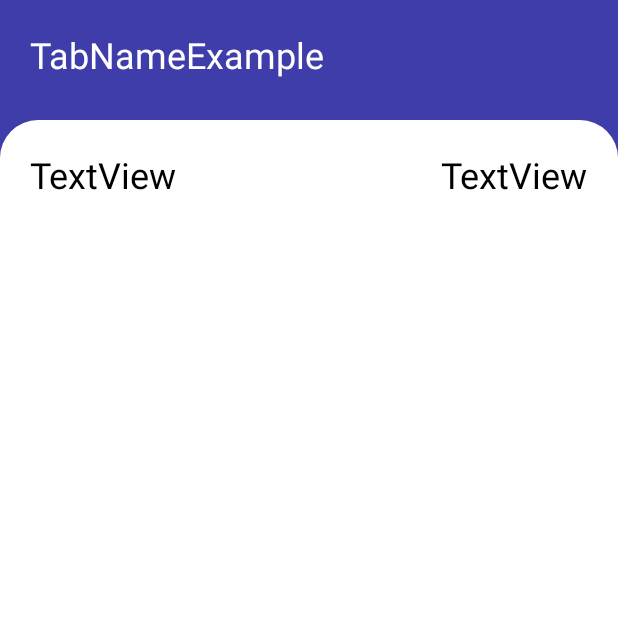
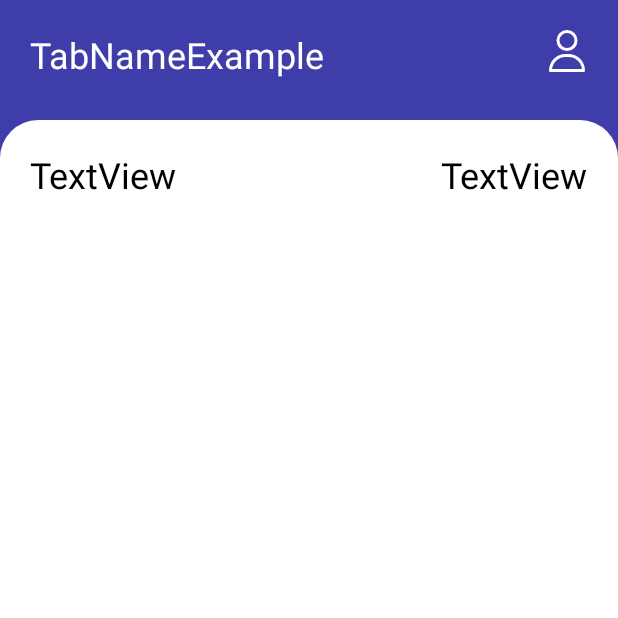
Before and after one commit to cardio-analyst/mobile_app, an Android app: the screen it shows after launch (MainActivity), on a phone screen of 412 x 824 dp, the top half of it. Run offline under Robolectric (Android 15) with nearby library versions, the phone set to English and light mode, and no system bars.

```diff
--- /dev/null
+++ b/app/src/main/java/is/ulstu/cardioanalyst/models/cardiovascular_measures/CardiovascularMeasures.kt
@@ -0,0 +1,4 @@
+package `is`.ulstu.cardioanalyst.models.cardiovascular_measures
+
+class CardiovascularMeasures {
+}
--- /dev/null
+++ b/app/src/main/java/is/ulstu/cardioanalyst/models/cardiovascular_measures/CardiovascularMeasuresDBRepository.kt
@@ -0,0 +1,4 @@
+package `is`.ulstu.cardioanalyst.models.cardiovascular_measures
+
+class CardiovascularMeasuresDBRepository : ICardiovascularMeasuresRepository {
+}
--- /dev/null
+++ b/app/src/main/java/is/ulstu/cardioanalyst/models/cardiovascular_measures/ICardiovascularMeasuresRepository.kt
@@ -0,0 +1,6 @@
+package `is`.ulstu.cardioanalyst.models.cardiovascular_measures
+
+import `is`.ulstu.foundation.model.Repository
+
+interface ICardiovascularMeasuresRepository : Repository {
+}
--- /dev/null
+++ b/app/src/main/java/is/ulstu/cardioanalyst/models/diseases/Diseases.kt
@@ -0,0 +1,3 @@
+package `is`.ulstu.cardioanalyst.models.diseases
+
+class Diseases()
--- /dev/null
+++ b/app/src/main/java/is/ulstu/cardioanalyst/models/diseases/DiseasesDBRepository.kt
@@ -0,0 +1,4 @@
+package `is`.ulstu.cardioanalyst.models.diseases
+
+class DiseasesDBRepository : IDiseasesRepository {
+}
--- /dev/null
+++ b/app/src/main/java/is/ulstu/cardioanalyst/models/diseases/IDiseasesRepository.kt
@@ -0,0 +1,6 @@
+package `is`.ulstu.cardioanalyst.models.diseases
+
+import `is`.ulstu.foundation.model.Repository
+
+interface IDiseasesRepository : Repository {
+}
--- /dev/null
+++ b/app/src/main/java/is/ulstu/cardioanalyst/models/laboratory_research/ILaboratoryResearchRepository.kt
@@ -0,0 +1,6 @@
+package `is`.ulstu.cardioanalyst.models.laboratory_research
+
+import `is`.ulstu.foundation.model.Repository
+
+interface ILaboratoryResearchRepository : Repository {
+}
--- /dev/null
+++ b/app/src/main/java/is/ulstu/cardioanalyst/models/laboratory_research/LaboratoryResearch.kt
@@ -0,0 +1,4 @@
+package `is`.ulstu.cardioanalyst.models.laboratory_research
+
+class LaboratoryResearch {
+}
--- /dev/null
+++ b/app/src/main/java/is/ulstu/cardioanalyst/models/laboratory_research/LaboratoryResearchDBRepository.kt
@@ -0,0 +1,4 @@
+package `is`.ulstu.cardioanalyst.models.laboratory_research
+
+class LaboratoryResearchDBRepository : ILaboratoryResearchRepository {
+}
--- /dev/null
+++ b/app/src/main/java/is/ulstu/cardioanalyst/models/lifestyle/ILifestyleRepository.kt
@@ -0,0 +1,6 @@
+package `is`.ulstu.cardioanalyst.models.lifestyle
+
+import `is`.ulstu.foundation.model.Repository
+
+interface ILifestyleRepository : Repository {
+}
--- /dev/null
+++ b/app/src/main/java/is/ulstu/cardioanalyst/models/lifestyle/Lifestyle.kt
@@ -0,0 +1,4 @@
+package `is`.ulstu.cardioanalyst.models.lifestyle
+
+class Lifestyle {
+}
--- /dev/null
+++ b/app/src/main/java/is/ulstu/cardioanalyst/models/lifestyle/LifestyleDBRepository.kt
@@ -0,0 +1,4 @@
+package `is`.ulstu.cardioanalyst.models.lifestyle
+
+class LifestyleDBRepository : ILifestyleRepository {
+}
--- /dev/null
+++ b/app/src/main/java/is/ulstu/cardioanalyst/models/recommendations/IRecommendationsRepository.kt
@@ -0,0 +1,6 @@
+package `is`.ulstu.cardioanalyst.models.recommendations
+
+import `is`.ulstu.foundation.model.Repository
+
+interface IRecommendationsRepository : Repository {
+}
--- /dev/null
+++ b/app/src/main/java/is/ulstu/cardioanalyst/models/recommendations/Recommendations.kt
@@ -0,0 +1,4 @@
+package `is`.ulstu.cardioanalyst.models.recommendations
+
+class Recommendations {
+}
--- /dev/null
+++ b/app/src/main/java/is/ulstu/cardioanalyst/models/recommendations/RecommendationsDBRepository.kt
@@ -0,0 +1,4 @@
+package `is`.ulstu.cardioanalyst.models.recommendations
+
+class RecommendationsDBRepository : IRecommendationsRepository {
+}
--- /dev/null
+++ b/app/src/main/java/is/ulstu/cardioanalyst/models/users/IUserRepository.kt
@@ -0,0 +1,6 @@
+package `is`.ulstu.cardioanalyst.models.users
+
+import `is`.ulstu.foundation.model.Repository
+
+interface IUserRepository : Repository {
+}
--- /dev/null
+++ b/app/src/main/java/is/ulstu/cardioanalyst/models/users/User.kt
@@ -0,0 +1,4 @@
+package `is`.ulstu.cardioanalyst.models.users
+
+class User {
+}
--- /dev/null
+++ b/app/src/main/java/is/ulstu/cardioanalyst/models/users/UserDBRepository.kt
@@ -0,0 +1,4 @@
+package `is`.ulstu.cardioanalyst.models.users
+
+class UserDBRepository : IUserRepository {
+}
--- /dev/null
+++ b/app/src/main/res/drawable/ic_user_profile.xml
@@ -0,0 +1,13 @@
+<vector xmlns:android="http://schemas.android.com/apk/res/android"
+    android:width="32dp"
+    android:height="32dp"
+    android:viewportWidth="32"
+    android:viewportHeight="32"
+    android:tint="@color/white">
+  <path
+      android:fillColor="#FF000000"
+      android:pathData="M16,16A7,7 0,1 0,9 9,7 7,0 0,0 16,16ZM16,4a5,5 0,1 1,-5 5A5,5 0,0 1,16 4Z"/>
+  <path
+      android:fillColor="#FF000000"
+      android:pathData="M17,18H15A11,11 0,0 0,4 29a1,1 0,0 0,1 1H27a1,1 0,0 0,1 -1A11,11 0,0 0,17 18ZM6.06,28A9,9 0,0 1,15 20h2a9,9 0,0 1,8.94 8Z"/>
+</vector>
--- a/app/src/main/res/layout/fragment_navigation.xml
+++ b/app/src/main/res/layout/fragment_navigation.xml
@@ -18,6 +18,18 @@
         android:textColor="@color/white"
         android:text="@string/tab_name_example"
         app:layout_constraintStart_toStartOf="parent"
+        app:layout_constraintTop_toTopOf="parent" />
+
+    <ImageButton
+        android:layout_width="wrap_content"
+        android:layout_height="wrap_content"
+        android:layout_marginTop="10dp"
+        android:layout_marginEnd="10dp"
+        android:background="@android:color/transparent"
+        android:minWidth="48dp"
+        android:minHeight="48dp"
+        android:src="@drawable/ic_user_profile"
+        app:layout_constraintEnd_toEndOf="parent"
         app:layout_constraintTop_toTopOf="parent" />
 
     <FrameLayout
```
